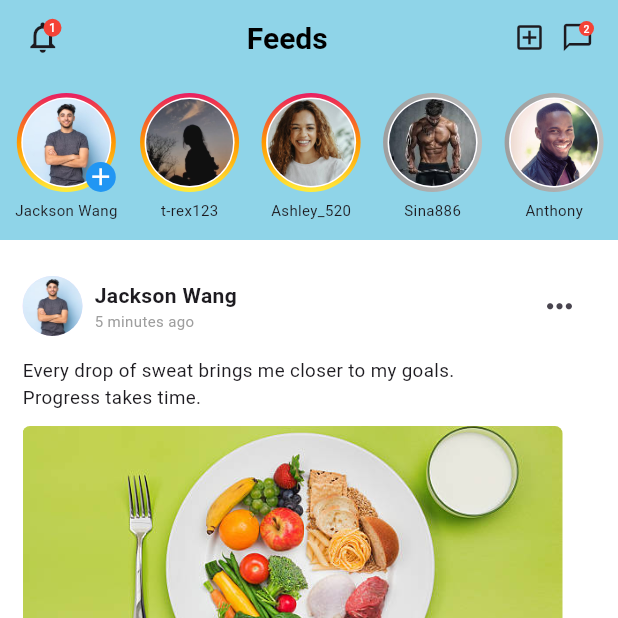
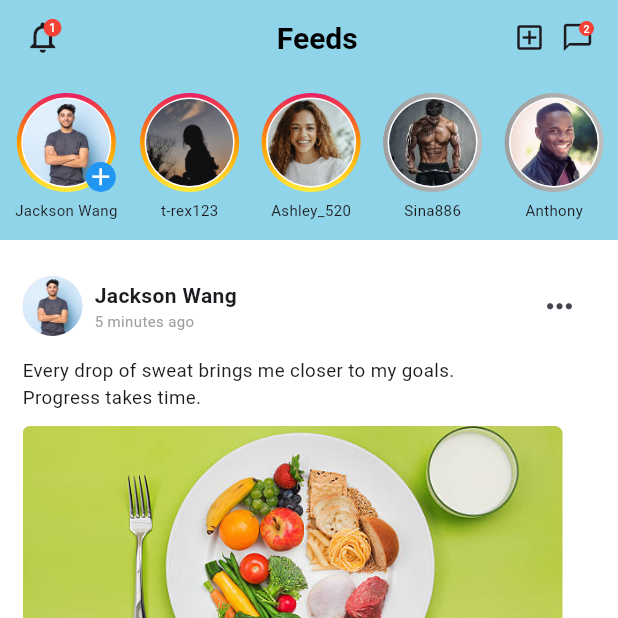
Before and after one commit to RRTeoh/Mobile, a Flutter app: the screen it shows after launch, item 2 of the bottom bar chosen, on a phone screen of 412 x 824 dp, the top half of it. Run offline on Flutter 3.47's test engine with Material 3 defaults, Android fonts, the phone set to English and light mode, and no system bars; our stand-ins replace flutter_rating_bar, percent_indicator.

Commit message:
feed center

```diff
--- a/lib/screens/feed_page.dart
+++ b/lib/screens/feed_page.dart
@@ -41,7 +41,9 @@ class FeedPage extends StatelessWidget {
               ],
             ),
 
-            Text(
+            Padding(
+              padding: const EdgeInsets.only(left:40),
+              child: Text(
                 "Feeds",
                 style: TextStyle(
                   fontSize: 20,
@@ -49,6 +51,8 @@ class FeedPage extends StatelessWidget {
                   color: Colors.black,
                 ),
               ),
+            ),
+
 
 
             Row(
@@ -85,6 +89,7 @@ class FeedPage extends StatelessWidget {
           ],
         ),
       ),
+
       body: Container(
         color: Colors.white,
         child: ListView(
```
